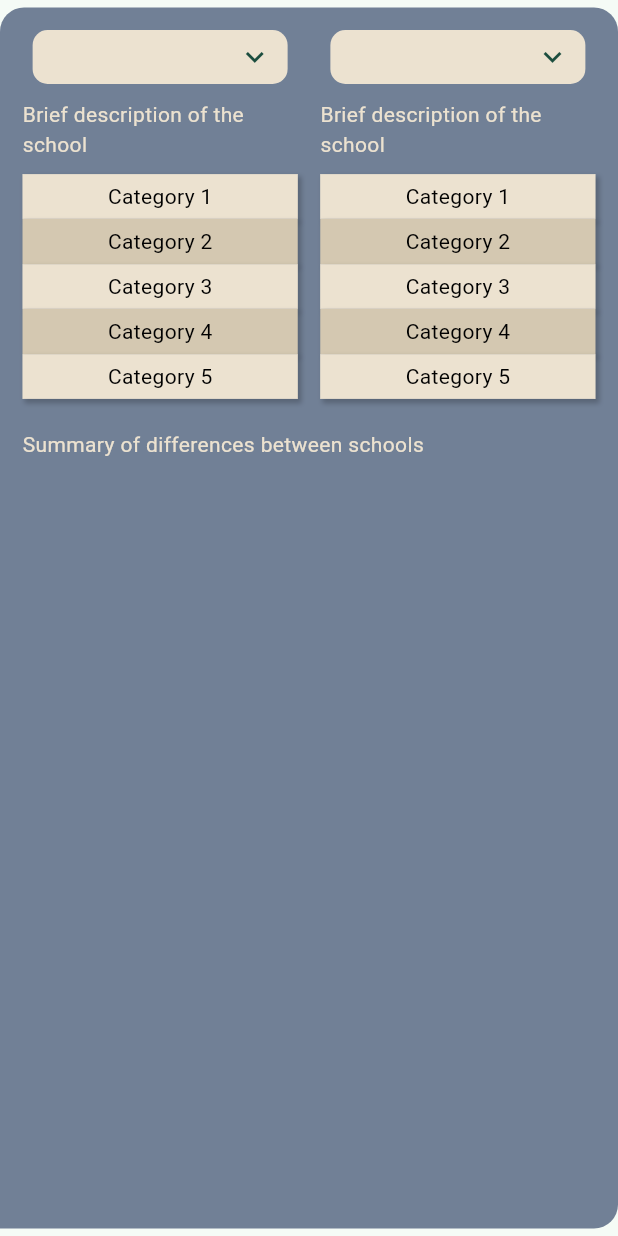
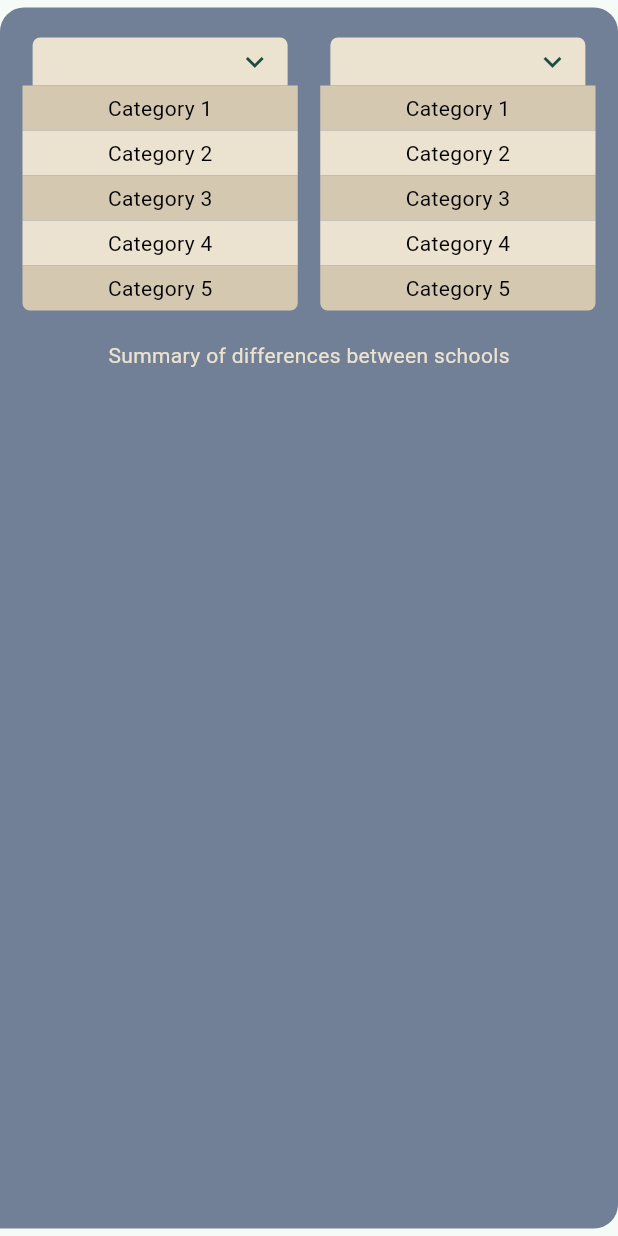
Before and after one commit to evelynyee27/iqp-demo, a Flutter app: the TwoSchoolInfoBubble widget shown alone on an empty page, opened directly with empty values, on a phone screen of 412 x 824 dp. Run offline on Flutter 3.47's test engine with Material 3 defaults, Android fonts, the phone set to English and light mode, and no system bars; our stand-ins replace flutter_dotenv, go_router.

Commit message:
t chart styling

```diff
--- a/lib/comparsion_chatbox.dart
+++ b/lib/comparsion_chatbox.dart
@@ -247,10 +247,14 @@ class _TwoSchoolInfoBubbleState extends State<TwoSchoolInfoBubble> {
   }) {
     return Container(
       width: 170,
-      padding: const EdgeInsets.symmetric(horizontal: 10, vertical: 6),
+      padding: const EdgeInsets.symmetric(horizontal: 10, vertical: 4),
       decoration: BoxDecoration(
         color: const Color(0xFFECE2D0),
-        borderRadius: BorderRadius.circular(10),
+        //borderRadius: BorderRadius.circular(5),
+        borderRadius: BorderRadius.only(
+          topLeft: Radius.circular(5),
+          topRight: Radius.circular(5),
+        ),
       ),
 
       child: DropdownButtonHideUnderline(
@@ -337,7 +341,7 @@ class _TwoSchoolInfoBubbleState extends State<TwoSchoolInfoBubble> {
   Widget build(BuildContext context) {
     return Container(
       margin: const EdgeInsets.symmetric(vertical: 5),
-      padding: const EdgeInsets.all(15.0),
+      padding: const EdgeInsets.only(left: 15, right: 15, top: 20, bottom: 20),
 
       decoration: const BoxDecoration(
         color: Color(0xFF718096),
@@ -367,17 +371,9 @@ class _TwoSchoolInfoBubbleState extends State<TwoSchoolInfoBubble> {
                       },
                     ),
 
-                    SizedBox(height: 10),
-
-                    Text(
-                      'Brief description of the school',
-                      style: TextStyle(color: Color.fromRGBO(236, 226, 208, 1)),
-                    ),
-                    SizedBox(height: 10),
-
+                    //SizedBox(height: 10),
                     Row(
                       crossAxisAlignment: CrossAxisAlignment.center,
-
                       children: [
                         Expanded(
                           child: Container(
@@ -385,19 +381,7 @@ class _TwoSchoolInfoBubbleState extends State<TwoSchoolInfoBubble> {
                             height: 30,
                             alignment: Alignment.center,
                             decoration: BoxDecoration(
-                              color: Color.fromRGBO(236, 226, 208, 1),
-                              border: Border.all(
-                                color: Color.fromRGBO(236, 226, 208, 1),
-                                width: 0.5,
-                              ),
-                              boxShadow: [
-                                BoxShadow(
-                                  color: const Color.fromARGB(55, 0, 0, 0),
-                                  spreadRadius: 1,
-                                  blurRadius: 2,
-                                  offset: Offset(2, 2),
-                                ),
-                              ],
+                              color: Color.fromRGBO(212, 200, 177, 1),
                             ),
 
                             child: Text(
@@ -417,15 +401,7 @@ class _TwoSchoolInfoBubbleState extends State<TwoSchoolInfoBubble> {
                             height: 30,
                             alignment: Alignment.center,
                             decoration: BoxDecoration(
-                              color: Color.fromRGBO(212, 200, 177, 1),
-                              boxShadow: [
-                                BoxShadow(
-                                  color: const Color.fromARGB(55, 0, 0, 0),
-                                  spreadRadius: 1,
-                                  blurRadius: 2,
-                                  offset: Offset(2, 2),
-                                ),
-                              ],
+                              color: Color.fromRGBO(236, 226, 208, 1),
                             ),
                             child: Text(
                               'Category 2',
@@ -444,19 +420,7 @@ class _TwoSchoolInfoBubbleState extends State<TwoSchoolInfoBubble> {
                             height: 30,
                             alignment: Alignment.center,
                             decoration: BoxDecoration(
-                              color: Color.fromRGBO(236, 226, 208, 1),
-                              border: Border.all(
-                                color: Color.fromRGBO(236, 226, 208, 1),
-                                width: 0.5,
-                              ),
-                              boxShadow: [
-                                BoxShadow(
-                                  color: const Color.fromARGB(55, 0, 0, 0),
-                                  spreadRadius: 1,
-                                  blurRadius: 2,
-                                  offset: Offset(2, 2),
-                                ),
-                              ],
+                              color: Color.fromRGBO(212, 200, 177, 1),
                             ),
                             child: Text(
                               'Category 3',
@@ -475,15 +439,7 @@ class _TwoSchoolInfoBubbleState extends State<TwoSchoolInfoBubble> {
                             height: 30,
                             alignment: Alignment.center,
                             decoration: BoxDecoration(
-                              color: Color.fromRGBO(212, 200, 177, 1),
-                              boxShadow: [
-                                BoxShadow(
-                                  color: const Color.fromARGB(55, 0, 0, 0),
-                                  spreadRadius: 1,
-                                  blurRadius: 2,
-                                  offset: Offset(2, 2),
-                                ),
-                              ],
+                              color: Color.fromRGBO(236, 226, 208, 1),
                             ),
                             child: Text(
                               'Category 4',
@@ -502,19 +458,11 @@ class _TwoSchoolInfoBubbleState extends State<TwoSchoolInfoBubble> {
                             height: 30,
                             alignment: Alignment.center,
                             decoration: BoxDecoration(
-                              color: Color.fromRGBO(236, 226, 208, 1),
-                              border: Border.all(
-                                color: Color.fromRGBO(236, 226, 208, 1),
-                                width: 0.5,
+                              color: Color.fromRGBO(212, 200, 177, 1),
+                              borderRadius: BorderRadius.only(
+                                bottomLeft: Radius.circular(5),
+                                bottomRight: Radius.circular(5),
                               ),
-                              boxShadow: [
-                                BoxShadow(
-                                  color: const Color.fromARGB(55, 0, 0, 0),
-                                  spreadRadius: 1,
-                                  blurRadius: 2,
-                                  offset: Offset(2, 2),
-                                ),
-                              ],
                             ),
                             child: Text(
                               'Category 5',
@@ -541,16 +489,8 @@ class _TwoSchoolInfoBubbleState extends State<TwoSchoolInfoBubble> {
                       },
                     ),
 
-                    SizedBox(height: 10),
-                    Text(
-                      'Brief description of the school',
-                      style: TextStyle(color: Color.fromRGBO(236, 226, 208, 1)),
-                    ),
-                    SizedBox(height: 10),
-
                     Row(
                       crossAxisAlignment: CrossAxisAlignment.center,
-
                       children: [
                         Expanded(
                           child: Container(
@@ -558,19 +498,7 @@ class _TwoSchoolInfoBubbleState extends State<TwoSchoolInfoBubble> {
                             height: 30,
                             alignment: Alignment.center,
                             decoration: BoxDecoration(
-                              color: Color.fromRGBO(236, 226, 208, 1),
-                              border: Border.all(
-                                color: Color.fromRGBO(236, 226, 208, 1),
-                                width: 0.5,
-                              ),
-                              boxShadow: [
-                                BoxShadow(
-                                  color: const Color.fromARGB(55, 0, 0, 0),
-                                  spreadRadius: 1,
-                                  blurRadius: 2,
-                                  offset: Offset(2, 2),
-                                ),
-                              ],
+                              color: Color.fromRGBO(212, 200, 177, 1),
                             ),
 
                             child: Text(
@@ -590,15 +518,7 @@ class _TwoSchoolInfoBubbleState extends State<TwoSchoolInfoBubble> {
                             height: 30,
                             alignment: Alignment.center,
                             decoration: BoxDecoration(
-                              color: Color.fromRGBO(212, 200, 177, 1),
-                              boxShadow: [
-                                BoxShadow(
-                                  color: const Color.fromARGB(55, 0, 0, 0),
-                                  spreadRadius: 1,
-                                  blurRadius: 2,
-                                  offset: Offset(2, 2),
-                                ),
-                              ],
+                              color: Color.fromRGBO(236, 226, 208, 1),
                             ),
                             child: Text(
                               'Category 2',
@@ -617,19 +537,7 @@ class _TwoSchoolInfoBubbleState extends State<TwoSchoolInfoBubble> {
                             height: 30,
                             alignment: Alignment.center,
                             decoration: BoxDecoration(
-                              color: Color.fromRGBO(236, 226, 208, 1),
-                              border: Border.all(
-                                color: Color.fromRGBO(236, 226, 208, 1),
-                                width: 0.5,
-                              ),
-                              boxShadow: [
-                                BoxShadow(
-                                  color: const Color.fromARGB(55, 0, 0, 0),
-                                  spreadRadius: 1,
-                                  blurRadius: 2,
-                                  offset: Offset(2, 2),
-                                ),
-                              ],
+                              color: Color.fromRGBO(212, 200, 177, 1),
                             ),
                             child: Text(
                               'Category 3',
@@ -648,15 +556,7 @@ class _TwoSchoolInfoBubbleState extends State<TwoSchoolInfoBubble> {
                             height: 30,
                             alignment: Alignment.center,
                             decoration: BoxDecoration(
-                              color: Color.fromRGBO(212, 200, 177, 1),
-                              boxShadow: [
-                                BoxShadow(
-                                  color: const Color.fromARGB(55, 0, 0, 0),
-                                  spreadRadius: 1,
-                                  blurRadius: 2,
-                                  offset: Offset(2, 2),
-                                ),
-                              ],
+                              color: Color.fromRGBO(236, 226, 208, 1),
                             ),
                             child: Text(
                               'Category 4',
@@ -675,19 +575,11 @@ class _TwoSchoolInfoBubbleState extends State<TwoSchoolInfoBubble> {
                             height: 30,
                             alignment: Alignment.center,
                             decoration: BoxDecoration(
-                              color: Color.fromRGBO(236, 226, 208, 1),
-                              border: Border.all(
-                                color: Color.fromRGBO(236, 226, 208, 1),
-                                width: 0.5,
+                              color: Color.fromRGBO(212, 200, 177, 1),
+                              borderRadius: BorderRadius.only(
+                                bottomLeft: Radius.circular(5),
+                                bottomRight: Radius.circular(5),
                               ),
-                              boxShadow: [
-                                BoxShadow(
-                                  color: const Color.fromARGB(55, 0, 0, 0),
-                                  spreadRadius: 1,
-                                  blurRadius: 2,
-                                  offset: Offset(2, 2),
-                                ),
-                              ],
                             ),
                             child: Text(
                               'Category 5',
@@ -703,6 +595,7 @@ class _TwoSchoolInfoBubbleState extends State<TwoSchoolInfoBubble> {
             ],
           ),
           Row(
+            mainAxisAlignment: MainAxisAlignment.center,
             children: [
               Text(
                 '\nSummary of differences between schools\n',
```
